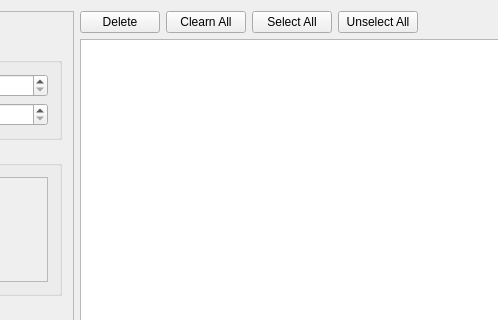
klesh/fu, file src/historywindow.ui: the form before one commit; both pictures show x 157 to 655 and y 0 to 320 of the 1280 by 800 pixel window.
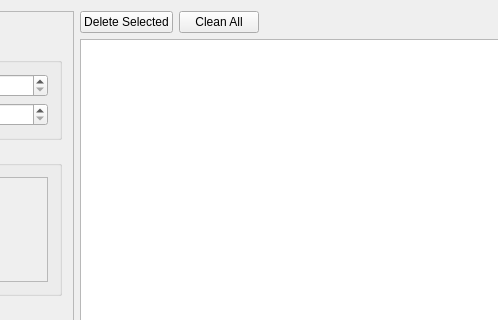
The form after the commit. Icons and pictures are not drawn. Custom widgets are drawn as their Qt base class.

```diff
--- a/src/historywindow.ui
+++ b/src/historywindow.ui
@@ -260,7 +260,7 @@
            </sizepolicy>
           </property>
           <property name="text">
-           <string>Delete</string>
+           <string>Delete Selected</string>
           </property>
           <property name="icon">
            <iconset resource="../fu.qrc">
@@ -277,7 +277,7 @@
            </sizepolicy>
           </property>
           <property name="text">
-           <string>Clearn All</string>
+           <string>Clean All</string>
           </property>
           <property name="icon">
            <iconset resource="../fu.qrc">
@@ -285,28 +285,6 @@
           </property>
          </widget>
         </item>
-        <item>
-         <widget class="QPushButton" name="pushButton_3">
-          <property name="text">
-           <string>Select All</string>
-          </property>
-          <property name="icon">
-           <iconset resource="../fu.qrc">
-            <normaloff>:/icons/check-square.svg</normaloff>:/icons/check-square.svg</iconset>
-          </property>
-         </widget>
-        </item>
-        <item>
-         <widget class="QPushButton" name="pushButton_4">
-          <property name="text">
-           <string>Unselect All</string>
-          </property>
-          <property name="icon">
-           <iconset resource="../fu.qrc">
-            <normaloff>:/icons/x-square.svg</normaloff>:/icons/x-square.svg</iconset>
-          </property>
-         </widget>
-        </item>
         <item>
          <spacer name="horizontalSpacer">
           <property name="orientation">
```
Left out of the diff: 28 changed lines with no effect on the pictures.
